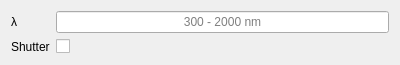
This is ui/DSRControl.ui in xsoton/dsr as Qt 5 draws it before an edit. The edited form follows.
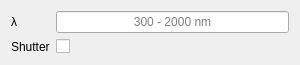
This is the edited form.

Diff of the .ui file:
```diff
--- a/ui/DSRControl.ui
+++ b/ui/DSRControl.ui
@@ -6,10 +6,16 @@
    <rect>
     <x>0</x>
     <y>0</y>
-    <width>400</width>
+    <width>300</width>
     <height>61</height>
    </rect>
   </property>
+  <property name="maximumSize">
+   <size>
+    <width>1000</width>
+    <height>16777215</height>
+   </size>
+  </property>
   <property name="windowTitle">
    <string>DSRControl</string>
   </property>
```
